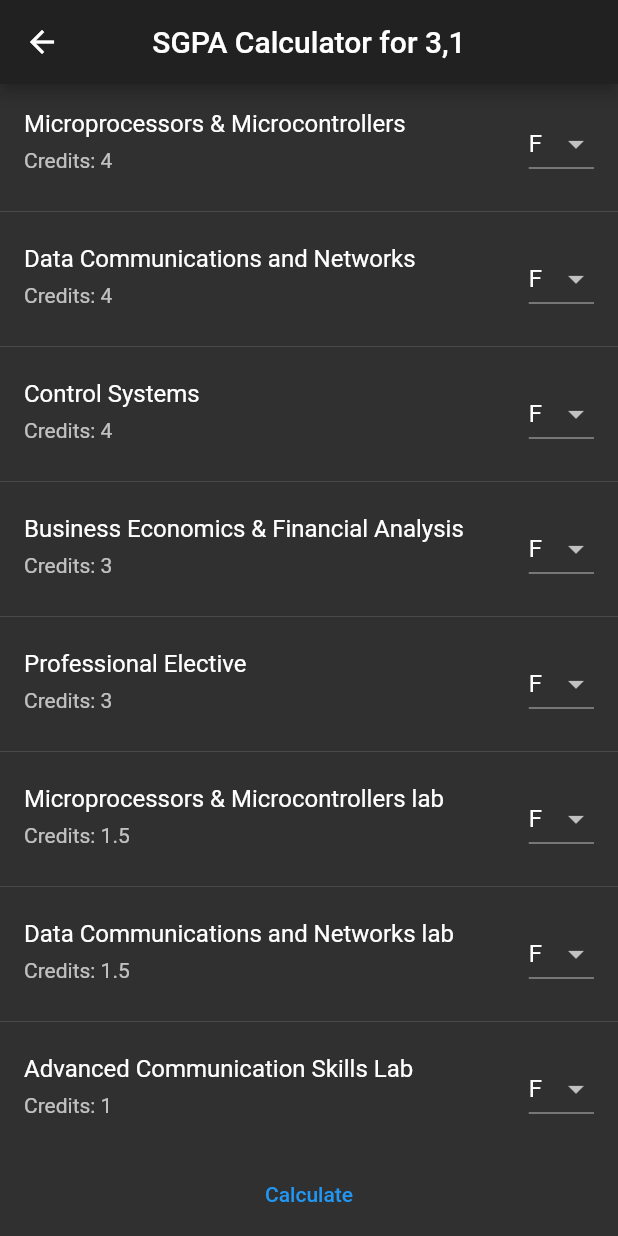
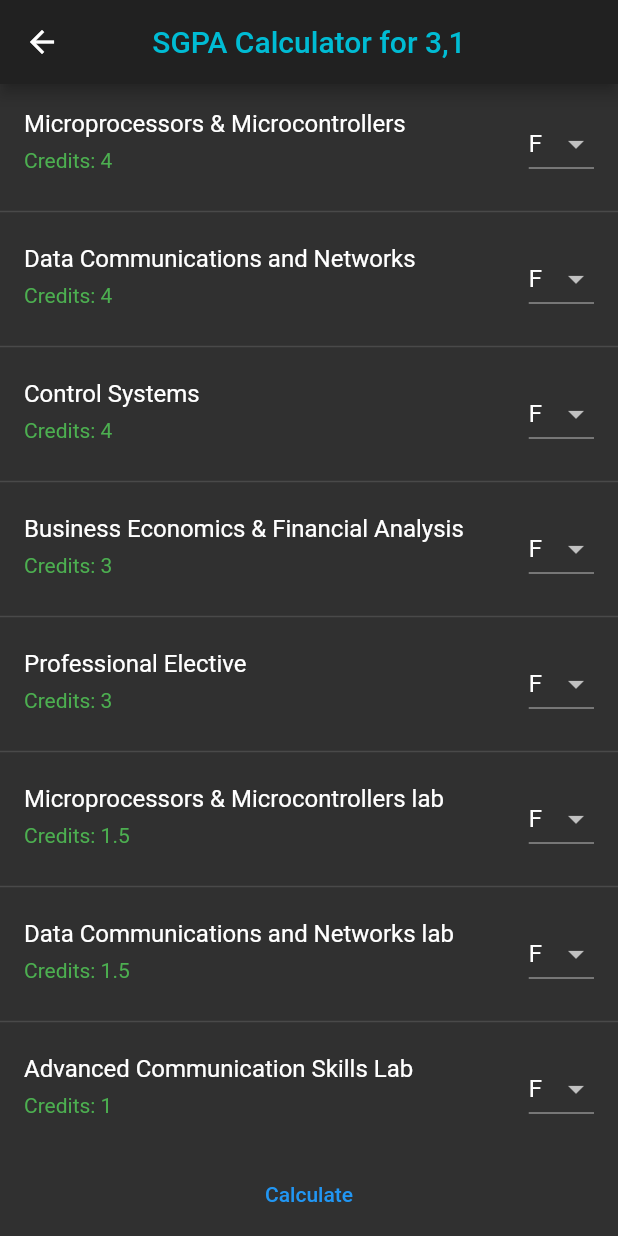
Before and after one commit to hemanth-kotagiri/sgpa-calculator, a Flutter app: the screen it shows after launch, after a tap on "Electronics and Communication Engineerin", on a phone screen of 412 x 824 dp. Run offline on Flutter 3.47's test engine with Material 2 defaults, Android fonts, the phone set to English and light mode, and no system bars; network calls fail.

Commit message:
Add flutter_launcher_icon dependency, text styling

```diff
--- a/lib/courses.dart
+++ b/lib/courses.dart
@@ -58,7 +58,10 @@ class _CoursesWidgetState extends State<CoursesWidget> {
     return Scaffold(
       drawer: NavBar(),
       appBar: AppBar(
-        title: Text("SGPA Calculator"),
+        title: Text(
+          "SGPA Calculator",
+          style: TextStyle(color: Colors.cyan),
+        ),
         centerTitle: true,
       ),
       body: Center(
@@ -72,7 +75,10 @@ class _CoursesWidgetState extends State<CoursesWidget> {
         .push(MaterialPageRoute(builder: (BuildContext context) {
       return Scaffold(
         appBar: AppBar(
-          title: Text("SGPA Calculator for 3,1"),
+          title: Text(
+            "SGPA Calculator for 3,1",
+            style: TextStyle(color: Colors.cyan),
+          ),
           centerTitle: true,
         ),
         body: BuildCoursesList(grades: grades, courses: courses),
@@ -155,7 +161,12 @@ class _BuildCoursesListState extends State<BuildCoursesList> {
                 children: <Widget>[
                   ListTile(
                     title: Text("$key"),
-                    subtitle: Text("Credits: ${widget.courses[key]}"),
+                    subtitle: Text(
+                      "Credits: ${widget.courses[key]}",
+                      style: TextStyle(
+                        color: Colors.green,
+                      ),
+                    ),
                     trailing: DropdownButton(
                       value: defaultValues[index],
                       items: widget._grades.map((String grade) {
@@ -174,6 +185,7 @@ class _BuildCoursesListState extends State<BuildCoursesList> {
                   ),
                   Divider(
                     height: 10.0,
+                    thickness: 1.0,
                   ),
                 ],
               );
--- a/pubspec.yaml
+++ b/pubspec.yaml
@@ -25,6 +25,10 @@ dependencies:
     sdk: flutter
   url_launcher: ^5.7.10
 
+flutter_icons:
+  ios: true
+  android: true
+  image_path: "images/grade.png"
   # The following adds the Cupertino Icons font to your application.
   # Use with the CupertinoIcons class for iOS style icons.
   cupertino_icons: ^1.0.2
@@ -32,6 +36,7 @@ dependencies:
 dev_dependencies:
   flutter_test:
     sdk: flutter
+  flutter_launcher_icons: "^0.8.0"
 
 # For information on the generic Dart part of this file, see the
 # following page: https://dart.dev/tools/pub/pubspec
```
Also changed, not shown: images/grade.png (added), pubspec.lock, 21 other files. Lines whose indentation alone changed are shown as unchanged.
